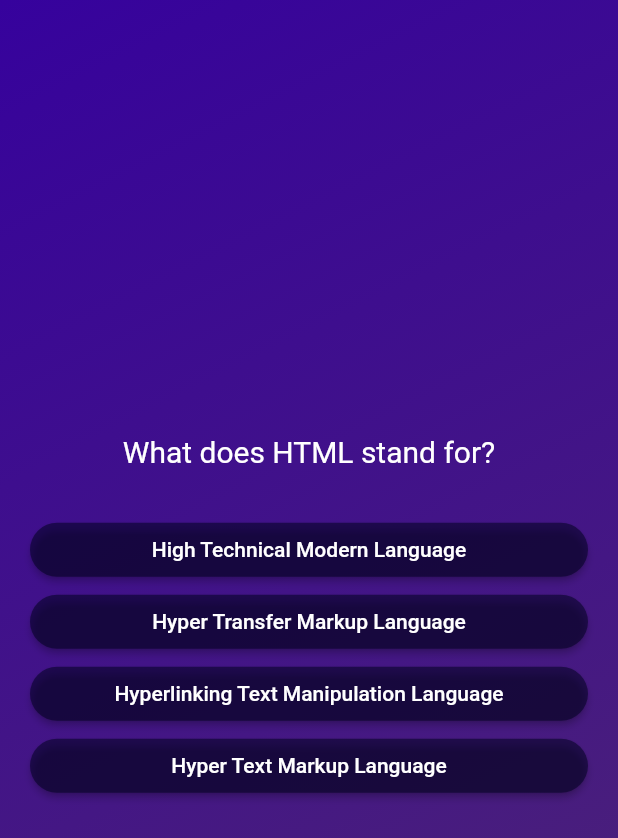
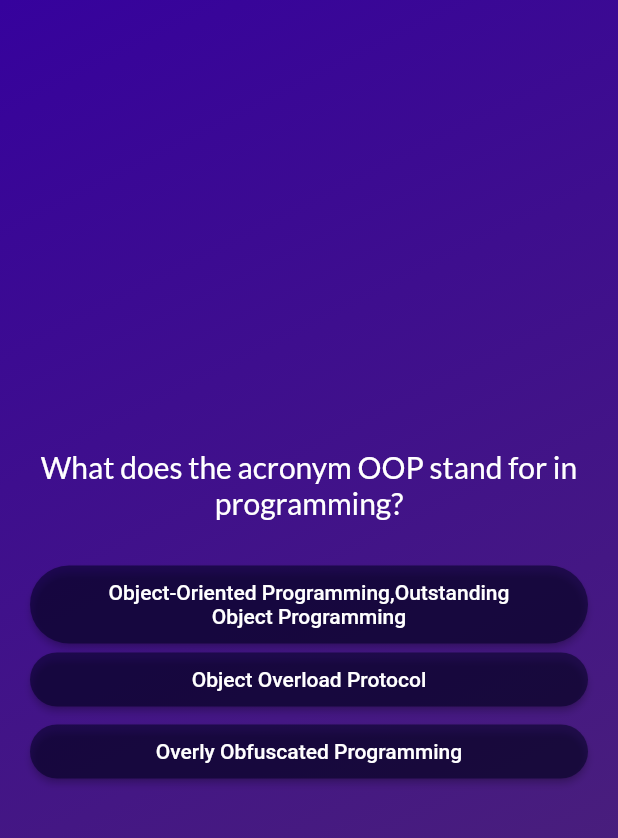
Before and after one commit to Imesh-Isuranga/Flutter-QuizApp-, a Flutter app: the screen it shows after launch, after a tap on "Start", after a tap on "High Technical Modern Language", after a tap on "Java", on a phone screen of 412 x 824 dp. Shown: the top 838 px of the screen. Run offline on Flutter 3.47's test engine with Material 2 defaults, Android fonts, the phone set to English and light mode, and no system bars; our stand-ins replace google_fonts.

Commit message:
added google fonts

```diff
--- a/lib/answer_button.dart
+++ b/lib/answer_button.dart
@@ -11,14 +11,17 @@ class AnswerButton extends StatelessWidget {
     return ElevatedButton(
       onPressed: onTap,
       style: ElevatedButton.styleFrom(
-        padding:const EdgeInsets.symmetric(horizontal: 40,vertical: 10),
+        padding: const EdgeInsets.symmetric(horizontal: 40, vertical: 10),
         foregroundColor: Colors.white,
-        backgroundColor:const Color.fromARGB(137, 0, 1, 32),
+        backgroundColor: const Color.fromARGB(137, 0, 1, 32),
         shape: RoundedRectangleBorder(
           borderRadius: BorderRadius.circular(40),
         ),
       ),
-      child: Text(answers),
+      child: Text(
+        answers,
+        textAlign: TextAlign.center,
+      ),
     );
   }
 }
--- a/lib/data/question_data.dart
+++ b/lib/data/question_data.dart
@@ -13,36 +13,27 @@ const questiondata = [
     Questions(
       "Which programming language is known for its use in creating dynamic and interactive web pages?",
       [
+        "PHP",
+        "Java",
         "Python",
-        "Java",
-        "PHP",
         "C++"
-      ],
-    ),
-    Questions(
-      "What does HTML stand for?",
-      [
-        "Hyper Text Markup Language",
-        "High Technical Modern Language",
-        "Hyperlinking Text Manipulation Language",
-        "Hyper Transfer Markup Language"
       ],
     ),
     Questions(
       "What does the acronym OOP stand for in programming?",
       [
+        "Object-Oriented Programming,"
         "Outstanding Object Programming",
         "Overly Obfuscated Programming",
-        "Object-Oriented Programming",
         "Object Overload Protocol"
       ],
     ),
     Questions(
       "What does the CSS acronym refer to in web development?",
       [
+        "Cascading Style Sheets",
         "Creative Style Sheets",
         "Computer Style Sheets",
-        "Cascading Style Sheets",
         "Colorful Styling System"
       ],
     ),
--- a/lib/questions.dart
+++ b/lib/questions.dart
@@ -1,4 +1,5 @@
 import 'package:flutter/material.dart';
+import 'package:google_fonts/google_fonts.dart';
 import 'package:quiz_app/answer_button.dart';
 import 'package:quiz_app/data/question_data.dart';
 
@@ -38,7 +39,7 @@ class _QuestionScreenState extends State<QuestionScreen> {
           children: [
             Text(
               currentquestion.questionText,
-              style: const TextStyle(color: Colors.white, fontSize: 20),
+              style: GoogleFonts.lato(color: Colors.white, fontSize: 20),
               textAlign: TextAlign.center,
             ),
             const SizedBox(
--- a/lib/start_screen.dart
+++ b/lib/start_screen.dart
@@ -1,4 +1,5 @@
 import 'package:flutter/material.dart';
+import 'package:google_fonts/google_fonts.dart';
 
 class StartScreen extends StatelessWidget{
 
@@ -20,9 +21,9 @@ class StartScreen extends StatelessWidget{
                 const SizedBox(
                   height: 50,
                 ),
-                const Text(
+                Text(
                   "Lets Check your Knowledge!",
-                  style: TextStyle(fontSize: 20, color: Colors.white),
+                  style: GoogleFonts.lato(fontSize: 20, color: Colors.white),
                 ),
                 const SizedBox(
                   height: 50,
--- a/pubspec.yaml
+++ b/pubspec.yaml
@@ -35,6 +35,7 @@ dependencies:
   # The following adds the Cupertino Icons font to your application.
   # Use with the CupertinoIcons class for iOS style icons.
   cupertino_icons: ^1.0.2
+  google_fonts: ^5.1.0
 
 dev_dependencies:
   flutter_test:
```
Also changed, not shown: pubspec.lock, 1 other file.
